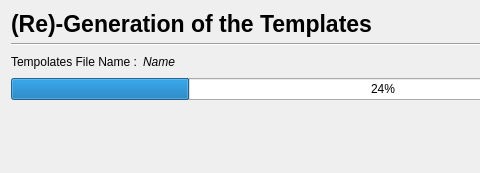
astrorama/Phosphoros, file PhzQtUI/auxdir/PhzQtUI/DialogGridGeneration.ui: the form before one commit; both pictures show x 0 to 480 and y 0 to 173 of the 766 by 173 pixel window.
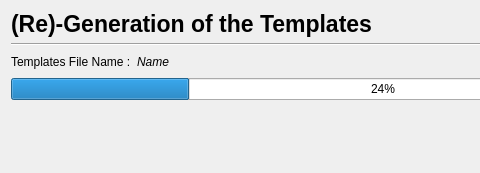
The form after the commit.

Commit message: Enabled the Cancel button of the DialogGridGeneration

```diff
--- a/PhzQtUI/auxdir/PhzQtUI/DialogGridGeneration.ui
+++ b/PhzQtUI/auxdir/PhzQtUI/DialogGridGeneration.ui
@@ -57,7 +57,7 @@
      <item>
       <widget class="QLabel" name="label">
        <property name="text">
-        <string>Tempolates File Name :</string>
+        <string>Templates File Name :</string>
        </property>
       </widget>
      </item>
```
The commit also changes 2 other files.
